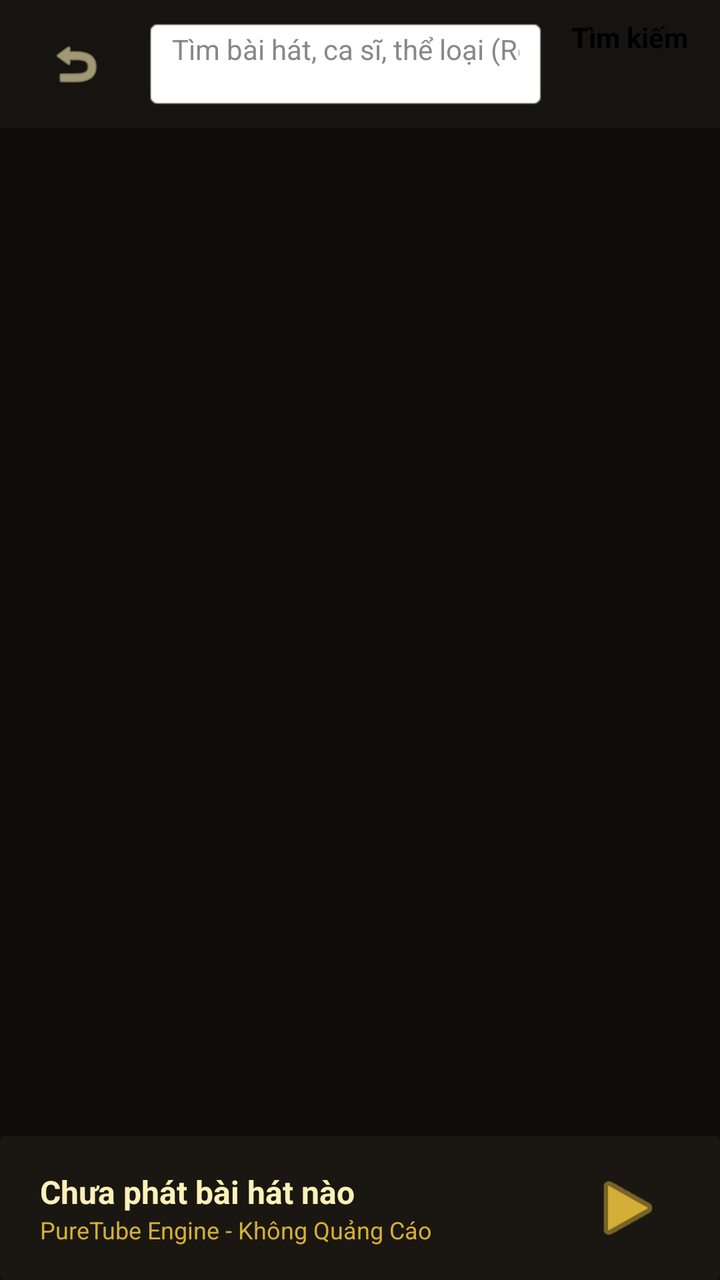
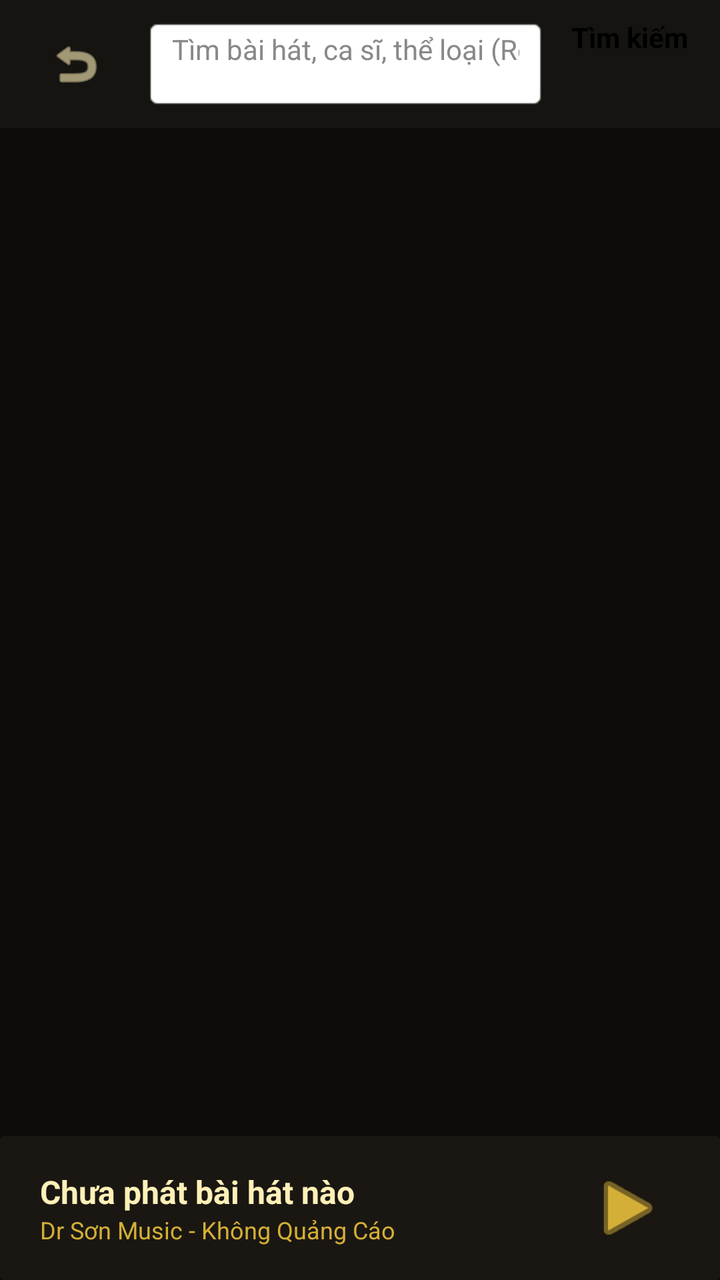

Compare the two renders of this Android layout. The source of the first and the diff that turns it into the second are given below.
<!-- AndroidManifest.xml: application theme Theme.DrSonLauncher -->
<!-- res/layout/activity_pure_music.xml -->
<?xml version="1.0" encoding="utf-8"?>
<androidx.constraintlayout.widget.ConstraintLayout 
    xmlns:android="http://schemas.android.com/apk/res/android"
    xmlns:app="http://schemas.android.com/apk/res-auto"
    android:layout_width="match_parent"
    android:layout_height="match_parent"
    android:background="#0D0C0A">

    
    <LinearLayout
        android:id="@+id/headerSearchLayout"
        android:layout_width="0dp"
        android:layout_height="64dp"
        android:orientation="horizontal"
        android:gravity="center_vertical"
        android:paddingStart="16dp"
        android:paddingEnd="16dp"
        android:background="#161410"
        app:layout_constraintTop_toTopOf="parent"
        app:layout_constraintStart_toStartOf="parent"
        app:layout_constraintEnd_toEndOf="parent">

        <ImageView
            android:id="@+id/btnBack"
            android:layout_width="44dp"
            android:layout_height="44dp"
            android:src="@android:drawable/ic_menu_revert"
            android:tint="#FFF0B8"
            android:padding="8dp"
            android:background="?attr/selectableItemBackgroundBorderless"
            android:contentDescription="@null" />

        <EditText
            android:id="@+id/etSearchQuery"
            android:layout_width="0dp"
            android:layout_height="46dp"
            android:layout_weight="1"
            android:layout_marginStart="12dp"
            android:layout_marginEnd="12dp"
            android:background="@android:drawable/editbox_background_normal"
            android:hint="Tìm bài hát, ca sĩ, thể loại (Remix, Chill, Bolero)..."
            android:textColor="#FFFFFF"
            android:textColorHint="#888888"
            android:paddingStart="14dp"
            android:paddingEnd="14dp"
            android:singleLine="true"
            android:imeOptions="actionSearch" />

        <Button
            android:id="@+id/btnSearch"
            android:layout_width="wrap_content"
            android:layout_height="46dp"
            android:text="Tìm kiếm"
            android:textColor="#000000"
            android:backgroundTint="#D4AF37"
            android:textStyle="bold" />
    </LinearLayout>

    
    <androidx.recyclerview.widget.RecyclerView
        android:id="@+id/rvMusicTracks"
        android:layout_width="0dp"
        android:layout_height="0dp"
        android:padding="8dp"
        app:layout_constraintTop_toBottomOf="@id/headerSearchLayout"
        app:layout_constraintBottom_toTopOf="@id/bottomPlayerBar"
        app:layout_constraintStart_toStartOf="parent"
        app:layout_constraintEnd_toEndOf="parent" />

    <ProgressBar
        android:id="@+id/pbLoading"
        android:layout_width="48dp"
        android:layout_height="48dp"
        android:indeterminateTint="#D4AF37"
        android:visibility="gone"
        app:layout_constraintTop_toBottomOf="@id/headerSearchLayout"
        app:layout_constraintBottom_toTopOf="@id/bottomPlayerBar"
        app:layout_constraintStart_toStartOf="parent"
        app:layout_constraintEnd_toEndOf="parent" />

    
    <androidx.cardview.widget.CardView
        android:id="@+id/bottomPlayerBar"
        android:layout_width="0dp"
        android:layout_height="72dp"
        app:cardBackgroundColor="#1A1712"
        app:cardElevation="8dp"
        app:layout_constraintBottom_toBottomOf="parent"
        app:layout_constraintStart_toStartOf="parent"
        app:layout_constraintEnd_toEndOf="parent">

        <LinearLayout
            android:layout_width="match_parent"
            android:layout_height="match_parent"
            android:orientation="horizontal"
            android:gravity="center_vertical"
            android:paddingStart="20dp"
            android:paddingEnd="20dp">

            <LinearLayout
                android:layout_width="0dp"
                android:layout_height="wrap_content"
                android:layout_weight="1"
                android:orientation="vertical">

                <TextView
                    android:id="@+id/tvCurrentTitle"
                    android:layout_width="wrap_content"
                    android:layout_height="wrap_content"
                    android:text="Chưa phát bài hát nào"
                    android:textColor="#FFF0B8"
                    android:textSize="16sp"
                    android:textStyle="bold"
                    android:singleLine="true" />

                <TextView
                    android:id="@+id/tvCurrentArtist"
                    android:layout_width="wrap_content"
                    android:layout_height="wrap_content"
                    android:text="PureTube Engine - Không Quảng Cáo"
                    android:textColor="#D4AF37"
                    android:textSize="12sp"
                    android:singleLine="true" />
            </LinearLayout>

            <ImageView
                android:id="@+id/btnPlayPause"
                android:layout_width="52dp"
                android:layout_height="52dp"
                android:src="@android:drawable/ic_media_play"
                android:tint="#D4AF37"
                android:padding="6dp"
                android:background="?attr/selectableItemBackgroundBorderless"
                android:contentDescription="@null" />
        </LinearLayout>
    </androidx.cardview.widget.CardView>

</androidx.constraintlayout.widget.ConstraintLayout>
<!-- resources referenced by this layout -->
<resources>
  <style name="Theme.DrSonLauncher" parent="android:Theme.Material.NoActionBar">
          
          <item name="android:windowNoTitle">true</item>
          <item name="android:windowActionBar">false</item>
          
          
          <item name="android:windowFullscreen">true</item>
          <item name="android:windowContentOverlay">@null</item>
          
          
          <item name="android:windowBackground">@android:color/black</item>
          
          
          <item name="android:windowLayoutInDisplayCutoutMode" tools:targetApi="p">shortEdges</item>
          
          
          <item name="android:navigationBarColor">@android:color/black</item>
          <item name="android:statusBarColor">@android:color/transparent</item>
      </style>
</resources>

<!-- the commit's change to res/layout/activity_pure_music.xml (unified diff, before → after) -->
@@ -117,7 +117,7 @@
                     android:id="@+id/tvCurrentArtist"
                     android:layout_width="wrap_content"
                     android:layout_height="wrap_content"
-                    android:text="PureTube Engine - Không Quảng Cáo"
+                    android:text="Dr Sơn Music - Không Quảng Cáo"
                     android:textColor="#D4AF37"
                     android:textSize="12sp"
                     android:singleLine="true" />
